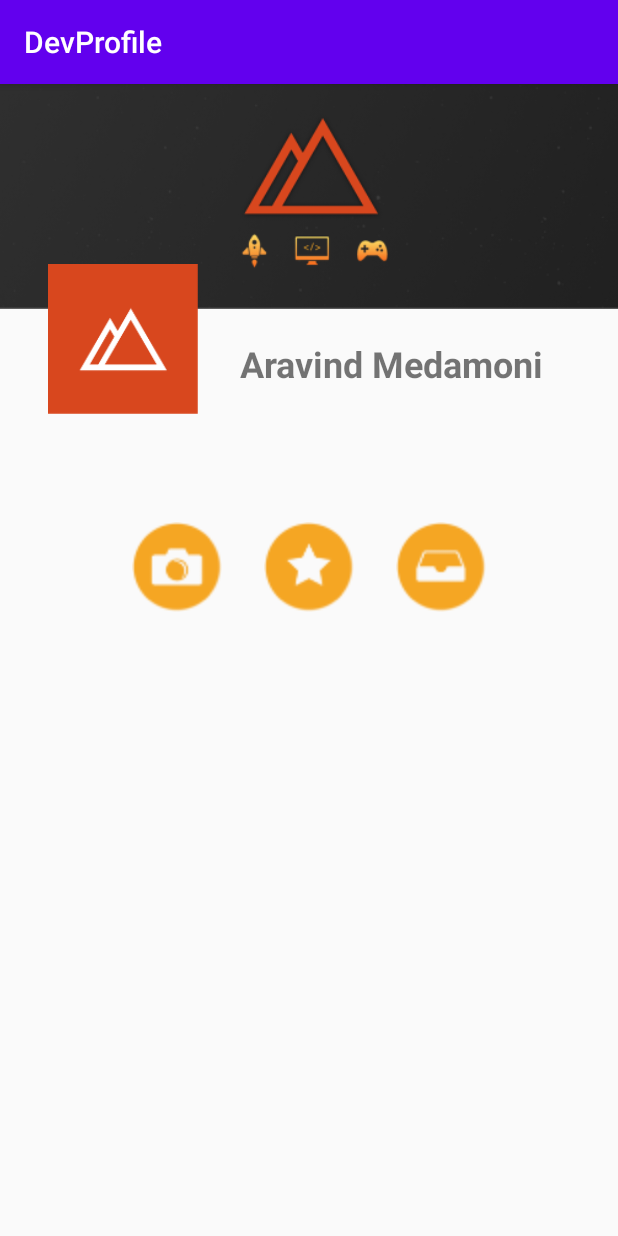
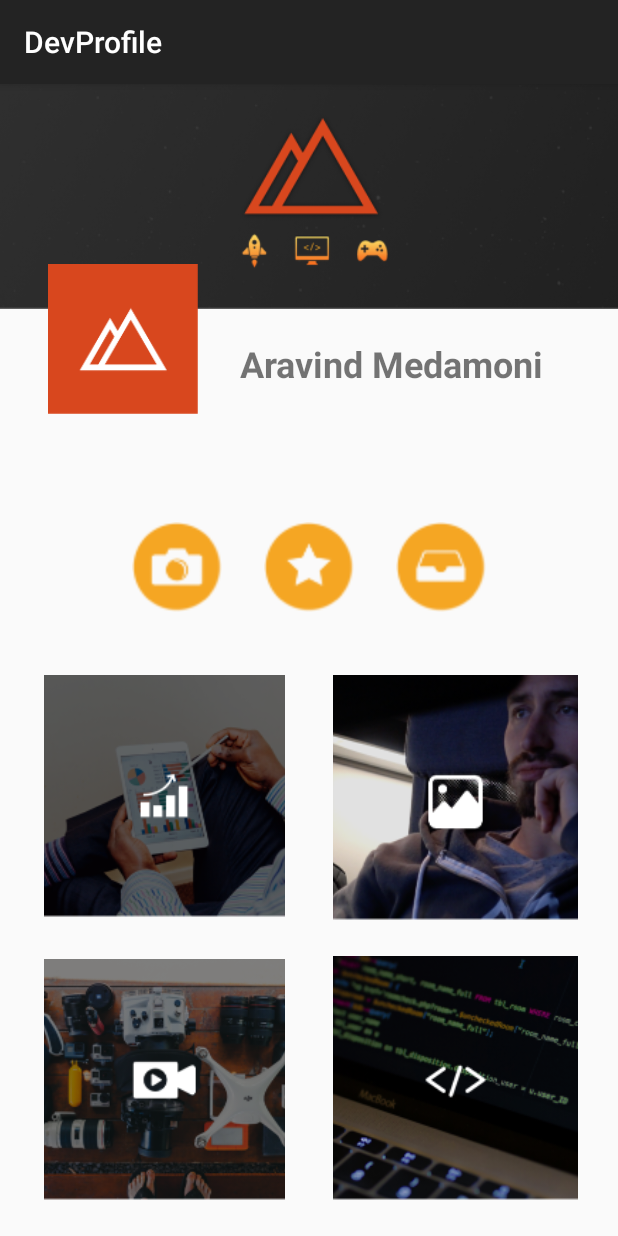
Before and after one commit to aravindmedamoni/DevProfile, an Android app: the screen it shows after launch (MainActivity), on a phone screen of 412 x 824 dp. Run offline under Robolectric (Android 15) with nearby library versions, the phone set to English and light mode, and no system bars.

Commit message:
GridView like layout is added..

```diff
--- a/app/src/main/res/layout/activity_main.xml
+++ b/app/src/main/res/layout/activity_main.xml
@@ -10,13 +10,13 @@
         android:id="@+id/banner"
         android:layout_width="match_parent"
         android:layout_height="150dp"
+        android:contentDescription="@string/content_description"
         android:scaleType="centerCrop"
         app:layout_constraintEnd_toEndOf="parent"
         app:layout_constraintHorizontal_bias="0.0"
         app:layout_constraintStart_toStartOf="parent"
         app:layout_constraintTop_toTopOf="parent"
-        app:srcCompat="@drawable/devslopesbanner"
-        android:contentDescription="@string/content_description"/>
+        app:srcCompat="@drawable/devslopesbanner" />
 
     <ImageView
         android:id="@+id/profile"
@@ -24,10 +24,10 @@
         android:layout_height="100dp"
         android:layout_marginStart="32dp"
         android:layout_marginTop="120dp"
+        android:contentDescription="@string/content_description"
         app:layout_constraintStart_toStartOf="parent"
         app:layout_constraintTop_toTopOf="parent"
-        app:srcCompat="@drawable/devslopesprofilelogo"
-        android:contentDescription="@string/content_description"/>
+        app:srcCompat="@drawable/devslopesprofilelogo" />
 
     <TextView
         android:id="@+id/bannerName"
@@ -46,13 +46,13 @@
         android:layout_width="60dp"
         android:layout_height="60dp"
         android:layout_marginTop="72dp"
+        android:contentDescription="@string/content_description"
         app:layout_constraintEnd_toStartOf="@+id/starView"
         app:layout_constraintHorizontal_bias="0.5"
         app:layout_constraintHorizontal_chainStyle="packed"
         app:layout_constraintStart_toStartOf="parent"
         app:layout_constraintTop_toBottomOf="@+id/profile"
-        app:srcCompat="@drawable/camerabutton"
-        android:contentDescription="@string/content_description"/>
+        app:srcCompat="@drawable/camerabutton" />
 
     <ImageView
         android:id="@+id/starView"
@@ -60,25 +60,93 @@
         android:layout_height="60dp"
         android:layout_marginStart="28dp"
         android:layout_marginEnd="28dp"
+        android:contentDescription="@string/content_description"
         app:layout_constraintBottom_toBottomOf="@+id/cameraView"
         app:layout_constraintEnd_toStartOf="@+id/driveView"
         app:layout_constraintHorizontal_bias="0.5"
         app:layout_constraintStart_toEndOf="@+id/cameraView"
         app:layout_constraintTop_toTopOf="@+id/cameraView"
         app:layout_constraintVertical_bias="1.0"
-        app:srcCompat="@drawable/favoritebutton"
-        android:contentDescription="@string/content_description"/>
+        app:srcCompat="@drawable/favoritebutton" />
 
     <ImageView
         android:id="@+id/driveView"
         android:layout_width="60dp"
         android:layout_height="60dp"
+        android:contentDescription="@string/content_description"
         app:layout_constraintBottom_toBottomOf="@+id/starView"
         app:layout_constraintEnd_toEndOf="parent"
         app:layout_constraintHorizontal_bias="0.5"
         app:layout_constraintStart_toEndOf="@+id/starView"
         app:layout_constraintTop_toTopOf="@+id/starView"
         app:layout_constraintVertical_bias="1.0"
-        app:srcCompat="@drawable/inboxbutton"
+        app:srcCompat="@drawable/inboxbutton" />
+
+    <androidx.constraintlayout.widget.Guideline
+        android:id="@+id/guideline"
+        android:layout_width="wrap_content"
+        android:layout_height="wrap_content"
+        android:orientation="vertical"
+        app:layout_constraintGuide_percent="0.5" />
+
+    <ImageView
+        android:id="@+id/dataView"
+        android:layout_width="0dp"
+        android:layout_height="0dp"
+        android:layout_marginTop="42dp"
+        android:layout_marginEnd="16dp"
+        android:scaleType="centerCrop"
+        app:layout_constraintDimensionRatio="1:1"
+        app:layout_constraintEnd_toStartOf="@+id/guideline"
+        app:layout_constraintTop_toBottomOf="@+id/cameraView"
+        app:srcCompat="@drawable/dataimage"
+        android:contentDescription="@string/content_description"/>
+
+    <ImageView
+        android:id="@+id/galleryView"
+        android:layout_width="0dp"
+        android:layout_height="0dp"
+        android:layout_marginStart="16dp"
+        android:scaleType="centerCrop"
+        app:layout_constraintDimensionRatio="1:1"
+        app:layout_constraintStart_toStartOf="@+id/guideline"
+        app:layout_constraintTop_toTopOf="@+id/dataView"
+        app:srcCompat="@drawable/imagesimage"
+        android:contentDescription="@string/content_description"/>
+
+    <ImageView
+        android:id="@+id/videoView"
+        android:layout_width="0dp"
+        android:layout_height="0dp"
+        android:layout_marginTop="28dp"
+        android:layout_marginEnd="16dp"
+        android:layout_marginBottom="24dp"
+        android:scaleType="centerCrop"
+        app:layout_constraintBottom_toBottomOf="parent"
+        app:layout_constraintDimensionRatio="1:1"
+        app:layout_constraintEnd_toStartOf="@+id/guideline"
+        app:layout_constraintHorizontal_bias="0.25"
+        app:layout_constraintStart_toStartOf="@+id/dataView"
+        app:layout_constraintTop_toBottomOf="@+id/dataView"
+        app:layout_constraintVertical_bias="0.0"
+        app:srcCompat="@drawable/videosimage"
+        android:contentDescription="@string/content_description"/>
+
+    <ImageView
+        android:id="@+id/codeView"
+        android:layout_width="0dp"
+        android:layout_height="0dp"
+        android:layout_marginStart="16dp"
+        android:layout_marginTop="24dp"
+        android:layout_marginBottom="24dp"
+        android:scaleType="centerCrop"
+        app:layout_constraintBottom_toBottomOf="parent"
+        app:layout_constraintDimensionRatio="1:1"
+        app:layout_constraintEnd_toEndOf="@+id/galleryView"
+        app:layout_constraintHorizontal_bias="0.0"
+        app:layout_constraintStart_toStartOf="@+id/guideline"
+        app:layout_constraintTop_toBottomOf="@+id/galleryView"
+        app:layout_constraintVertical_bias="0.0"
+        app:srcCompat="@drawable/codeimage"
         android:contentDescription="@string/content_description"/>
 </androidx.constraintlayout.widget.ConstraintLayout>
--- a/app/src/main/res/values/colors.xml
+++ b/app/src/main/res/values/colors.xml
@@ -1,6 +1,6 @@
 <?xml version="1.0" encoding="utf-8"?>
 <resources>
-    <color name="colorPrimary">#6200EE</color>
-    <color name="colorPrimaryDark">#3700B3</color>
-    <color name="colorAccent">#03DAC5</color>
+    <color name="colorPrimary">#232323</color>
+    <color name="colorPrimaryDark">#232323</color>
+    <color name="colorAccent">#232323</color>
 </resources>
```
